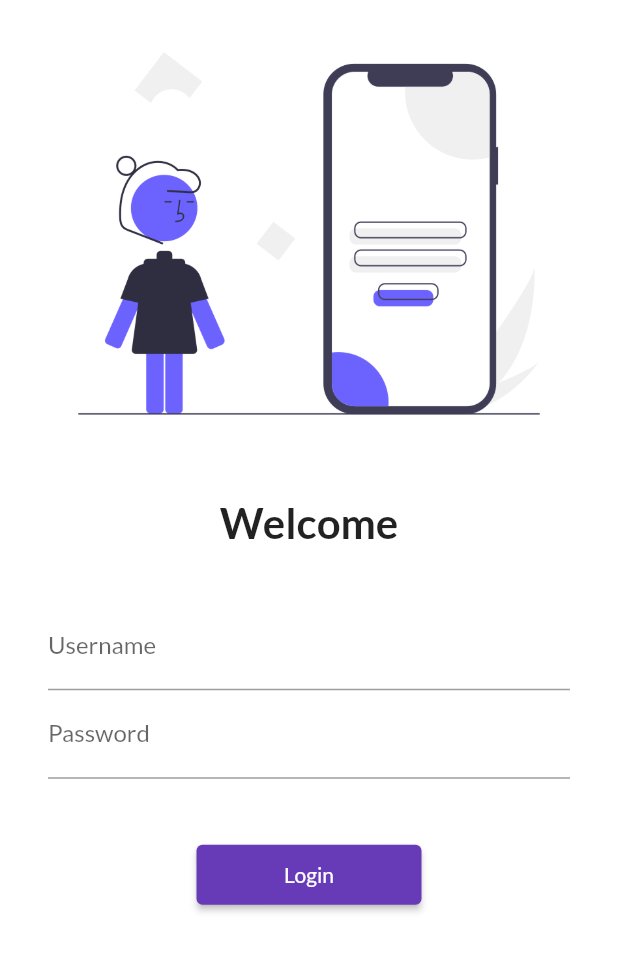
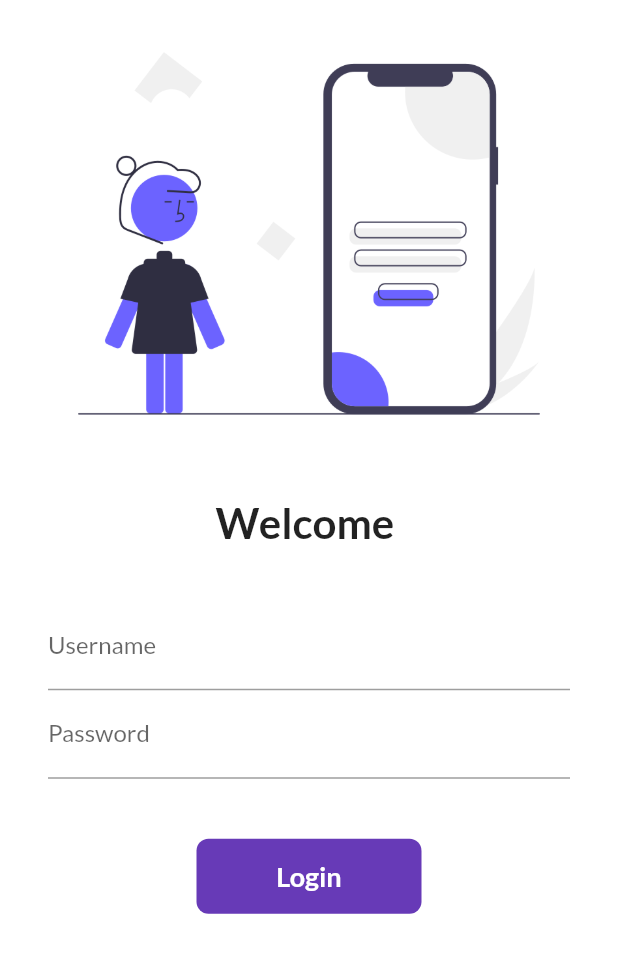
Before and after one commit to SomRawat/30DaysOfFlutter, a Flutter app: the screen it shows after launch, on a phone screen of 412 x 824 dp. Shown: the top 953 px of the screen. Run offline on Flutter 3.47's test engine with Material 2 defaults, Android fonts, the light colour scheme and no system bars; our stand-ins replace google_fonts.

Commit message:
day 6 completed

```diff
--- a/lib/pages/login_page.dart
+++ b/lib/pages/login_page.dart
@@ -1,11 +1,19 @@
 // import 'dart:ui';
 
 import 'package:flutter/material.dart';
+// ignore: unused_import
 import 'package:time_tracker_flutter_course/utils/routes.dart';
 
-class LoginPage extends StatelessWidget {
+class LoginPage extends StatefulWidget {
   const LoginPage({Key? key}) : super(key: key);
 
+  @override
+  _LoginPageState createState() => _LoginPageState();
+}
+
+class _LoginPageState extends State<LoginPage> {
+  String name = "";
+  bool changeButton = false;
   @override
   Widget build(BuildContext context) {
     return Material(
@@ -20,7 +28,7 @@
           SizedBox(
             height: 20.0,
           ),
-          Text("Welcome",
+          Text("Welcome $name",
               style: TextStyle(fontSize: 28, fontWeight: FontWeight.bold)),
           SizedBox(
             height: 20.0,
@@ -35,6 +43,10 @@
                     labelText: "Username",
                     hintText: "Enter Username",
                   ),
+                  onChanged: (value) {
+                    name = value;
+                    setState(() {});
+                  },
                 ),
                 TextFormField(
                   obscureText: true,
@@ -46,13 +58,47 @@
                 SizedBox(
                   height: 40.0,
                 ),
-                ElevatedButton(
-                  child: Text("Login"),
-                  style: TextButton.styleFrom(minimumSize: Size(150, 40)),
-                  onPressed: () {
-                    Navigator.pushNamed(context, MyRoutes.homeRoute);
-                  },
-                )
+
+                InkWell(
+                    onTap: () async {
+                      setState(() {
+                        changeButton = true;
+                      });
+
+                      await Future.delayed(Duration(seconds: 1));
+                      Navigator.pushNamed(context, MyRoutes.homeRoute);
+                    },
+                    child: AnimatedContainer(
+                      duration: Duration(seconds: 1),
+                      width: changeButton ? 50 : 150,
+                      height: 50,
+                      alignment: Alignment.center,
+                      child: changeButton
+                          ? Icon(
+                              Icons.done,
+                              color: Colors.white,
+                            )
+                          : Text(
+                              "Login",
+                              style: TextStyle(
+                                  color: Colors.white,
+                                  fontWeight: FontWeight.bold,
+                                  fontSize: 18),
+                            ),
+                      decoration: BoxDecoration(
+                        color: Colors.deepPurple,
+                        borderRadius:
+                            BorderRadius.circular(changeButton ? 50 : 8),
+                      ),
+                    )
+
+                    // ElevatedButton(
+                    //   child: Text("Login"),
+                    //   style: TextButton.styleFrom(minimumSize: Size(150, 40)),
+                    //   onPressed: () {
+                    //     Navigator.pushNamed(context, MyRoutes.homeRoute);
+                    //   },
+                    ), // )
               ],
             ),
           ),
--- a/lib/utils/routes.dart
+++ b/lib/utils/routes.dart
@@ -1,4 +1,5 @@
 class MyRoutes {
+  // ignore: non_constant_identifier_names
   static String LoginRoute = "/login";
   static String homeRoute = "/home";
 }
```
